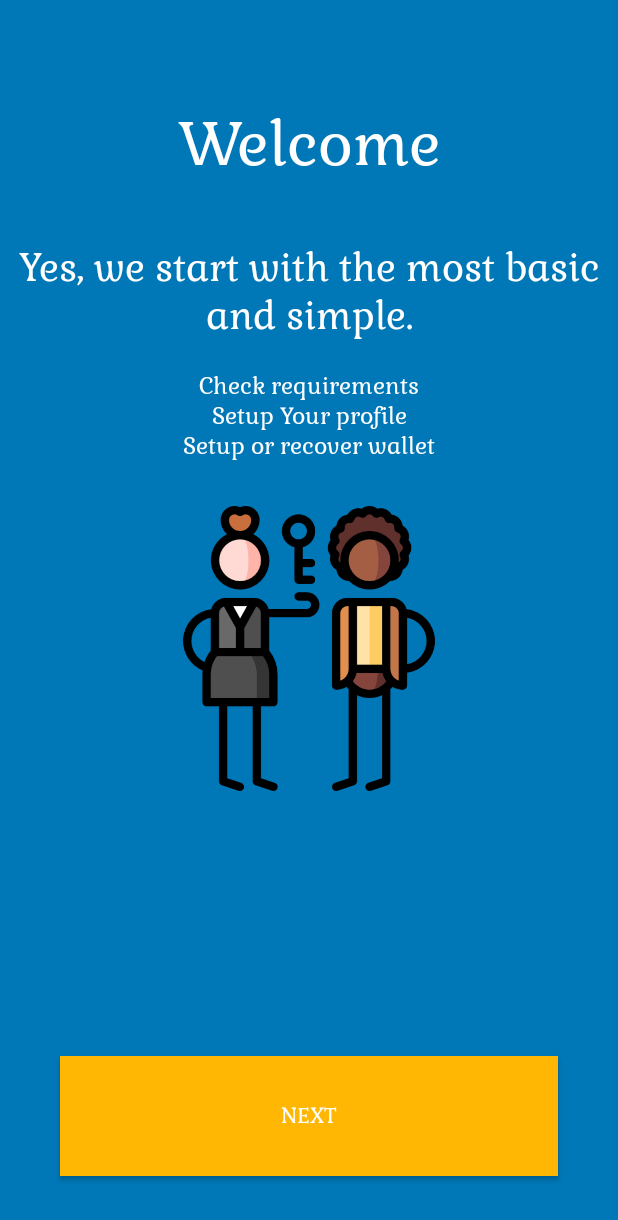
After one commit to jskako/HDWallet-kotlin, an Android app: the WelcomeActivity screen opened directly, with no data from a screen before it, on a phone screen of 412 x 824 dp. The commit adds this screen. Shown: the top 1220 px of the screen. Run offline under Robolectric (Android 15) with nearby library versions, the phone set to English and light mode, and no system bars.

Commit message:
Added welcome screen, fixed biometric

```diff
--- a/app/build.gradle
+++ b/app/build.gradle
@@ -6,6 +6,10 @@ apply plugin: "androidx.navigation.safeargs.kotlin"
 android {
     compileSdkVersion 29
     buildToolsVersion "29.0.3"
+
+    lintOptions {
+        abortOnError false
+    }
 
     defaultConfig {
         applicationId "com.gaming.ingrs.hdwallet"
--- /dev/null
+++ b/app/src/main/java/com/gaming/ingrs/hdwallet/WelcomeActivity.kt
@@ -0,0 +1,26 @@
+package com.gaming.ingrs.hdwallet
+
+import androidx.appcompat.app.AppCompatActivity
+import android.os.Bundle
+import android.view.View
+import com.gaming.ingrs.hdwallet.fragments.welcome.WelcomeFragment
+
+class WelcomeActivity : AppCompatActivity() {
+
+    override fun onCreate(savedInstanceState: Bundle?) {
+        super.onCreate(savedInstanceState)
+        setContentView(R.layout.activity_welcome)
+        hideToolbar()
+        addFragment()
+    }
+
+    private fun hideToolbar(){
+        window.decorView.systemUiVisibility = View.SYSTEM_UI_FLAG_FULLSCREEN
+    }
+
+    private fun addFragment(){
+        supportFragmentManager.beginTransaction()
+            .replace(R.id.welcome_container, WelcomeFragment())
+            .commitAllowingStateLoss()
+    }
+}
--- a/app/src/main/java/com/gaming/ingrs/hdwallet/backend/LoadingSpinner.kt
+++ b/app/src/main/java/com/gaming/ingrs/hdwallet/backend/LoadingSpinner.kt
@@ -2,9 +2,7 @@ package com.gaming.ingrs.hdwallet.backend
 
 import android.app.ProgressDialog
 import android.content.Context
-import android.content.Intent
 import android.os.Handler
-import androidx.core.content.ContextCompat.startActivity
 import kotlin.system.exitProcess
 
 
@@ -27,7 +25,6 @@ class LoadingSpinner {
     //If stuck on LoadingSpinner for 60 seconds exit app
     private fun exitTimer(exitTimer: Long){
         handler.postDelayed(Runnable {
-            // yourMethod();
             exitProcess(-1)
         }, 1000 * exitTimer) //after amount of exitTimer seconds
 
--- a/app/src/main/java/com/gaming/ingrs/hdwallet/backend/Operations.kt
+++ b/app/src/main/java/com/gaming/ingrs/hdwallet/backend/Operations.kt
@@ -11,7 +11,6 @@ class Operations {
     ): String {
         val builder = StringBuilder()
         for (details in words) {
-            //Log.e("Details: ",details);
             builder.append(details)
             builder.append(delimiter)
         }
@@ -28,8 +27,7 @@ class Operations {
 
     fun readFromSharedPreferences(activity: Activity, key: String): String? {
         val sharedPref = activity.getPreferences(Context.MODE_PRIVATE)
-        val highScore = sharedPref.getString(key, "0")
-        return highScore
+        return sharedPref.getString(key, "0")
     }
 
 }
--- a/app/src/main/java/com/gaming/ingrs/hdwallet/fragments/AboutFragment.kt
+++ b/app/src/main/java/com/gaming/ingrs/hdwallet/fragments/AboutFragment.kt
@@ -12,7 +12,6 @@ import android.widget.FrameLayout
 import com.gaming.ingrs.hdwallet.R
 import com.gaming.ingrs.hdwallet.backend.BiometricManager
 import com.gaming.ingrs.hdwallet.backend.RegisterSwipeTouchListener
-import kotlinx.android.synthetic.main.activity_main.*
 
 /**
  * A simple [Fragment] subclass.
@@ -38,8 +37,7 @@ class AboutFragment : Fragment() {
 
     private fun testPin(){
         val bm = BiometricManager()
-        val test = bm.biometricCheck(requireContext(), startingFragment!!)
-        Log.e("123Check","$test")
+        //bm.biometricCheck(requireContext(), startingFragment!!)
     }
 
     @SuppressLint("ClickableViewAccessibility")
--- /dev/null
+++ b/app/src/main/java/com/gaming/ingrs/hdwallet/fragments/welcome/WelcomeFragment.kt
@@ -0,0 +1,24 @@
+package com.gaming.ingrs.hdwallet.fragments.welcome
+
+import android.os.Bundle
+import androidx.fragment.app.Fragment
+import android.view.LayoutInflater
+import android.view.View
+import android.view.ViewGroup
+
+import com.gaming.ingrs.hdwallet.R
+
+/**
+ * A simple [Fragment] subclass.
+ */
+class WelcomeFragment : Fragment() {
+
+    override fun onCreateView(
+        inflater: LayoutInflater, container: ViewGroup?,
+        savedInstanceState: Bundle?
+    ): View? {
+        // Inflate the layout for this fragment
+        return inflater.inflate(R.layout.fragment_welcome, container, false)
+    }
+
+}
--- /dev/null
+++ b/app/src/main/res/layout/activity_welcome.xml
@@ -0,0 +1,9 @@
+<FrameLayout
+    xmlns:android="http://schemas.android.com/apk/res/android"
+    xmlns:app="http://schemas.android.com/apk/res-auto"
+    xmlns:tools="http://schemas.android.com/tools"
+    android:layout_width="match_parent"
+    android:layout_height="match_parent"
+    tools:context=".MainActivity"
+    android:id="@+id/welcome_container">
+</FrameLayout>
--- /dev/null
+++ b/app/src/main/res/layout/fragment_welcome.xml
@@ -0,0 +1,84 @@
+<?xml version="1.0" encoding="utf-8"?>
+<FrameLayout xmlns:android="http://schemas.android.com/apk/res/android"
+    xmlns:tools="http://schemas.android.com/tools"
+    xmlns:app="http://schemas.android.com/apk/res-auto"
+    android:layout_width="match_parent"
+    android:layout_height="match_parent"
+    android:background="@color/welcome_background"
+    tools:context=".fragments.welcome.WelcomeFragment">
+
+    <androidx.constraintlayout.widget.ConstraintLayout
+        android:layout_width="match_parent"
+        android:layout_height="match_parent">
+
+        <TextView
+            android:id="@+id/title"
+            android:layout_width="match_parent"
+            android:layout_height="wrap_content"
+            android:layout_marginTop="70dp"
+            android:fontFamily="@font/gabriela"
+            android:text="@string/welcome_title"
+            android:gravity="center"
+            android:textColor="@color/white"
+            android:textSize="40sp"
+            app:layout_constraintEnd_toEndOf="parent"
+            app:layout_constraintStart_toStartOf="parent"
+            app:layout_constraintTop_toTopOf="parent" />
+
+        <TextView
+            android:id="@+id/description"
+            android:layout_width="match_parent"
+            android:layout_height="wrap_content"
+            android:fontFamily="@font/gabriela"
+            android:layout_marginTop="40dp"
+            android:gravity="center"
+            android:text="@string/welcome_description"
+            android:textColor="@color/white"
+            android:textSize="25sp"
+            app:layout_constraintEnd_toEndOf="parent"
+            app:layout_constraintStart_toStartOf="parent"
+            app:layout_constraintTop_toBottomOf="@+id/title" />
+
+        <TextView
+            android:id="@+id/requirements"
+            android:layout_width="match_parent"
+            android:layout_height="wrap_content"
+            android:fontFamily="@font/gabriela"
+            android:layout_marginTop="20dp"
+            android:gravity="center"
+            android:text="@string/requirements"
+            android:textColor="@color/white"
+            android:textSize="15sp"
+            app:layout_constraintEnd_toEndOf="parent"
+            app:layout_constraintStart_toStartOf="parent"
+            app:layout_constraintTop_toBottomOf="@+id/description" />
+
+        <Button
+            android:id="@+id/welcomeButton"
+            android:layout_width="match_parent"
+            android:layout_height="80dp"
+            android:text="@string/next"
+            android:layout_marginBottom="40dp"
+            android:layout_marginTop="20dp"
+            android:layout_marginEnd="40dp"
+            android:layout_marginStart="40dp"
+            android:fontFamily="@font/gabriela"
+            app:layout_constraintEnd_toEndOf="parent"
+            app:layout_constraintStart_toStartOf="parent"
+            app:layout_constraintBottom_toBottomOf="parent"
+            android:background="@color/welcome_button_background"
+            android:textColor="@color/white"/>
+
+        <ImageView
+            android:id="@+id/welcomeImage"
+            android:layout_width="240dp"
+            android:layout_height="190dp"
+            android:src="@drawable/welcome"
+            app:layout_constraintTop_toBottomOf="@+id/requirements"
+            app:layout_constraintEnd_toEndOf="parent"
+            app:layout_constraintStart_toStartOf="parent"
+            android:layout_marginTop="30dp"
+            android:gravity="center"/>
+
+    </androidx.constraintlayout.widget.ConstraintLayout>
+</FrameLayout>
--- a/app/src/main/res/values/colors.xml
+++ b/app/src/main/res/values/colors.xml
@@ -6,4 +6,6 @@
     <color name="white">#ffffff</color>
     <color name="black">#000</color>
     <color name="menu_color">#ffba08</color>
+    <color name ="welcome_background">#0077b6</color>
+    <color name ="welcome_button_background">#ffb703</color>
 </resources>
--- a/app/src/main/res/values/strings.xml
+++ b/app/src/main/res/values/strings.xml
@@ -28,5 +28,13 @@
     <string name="transfer">Transfer</string>
     <string name="transactions">Transactions</string>
     <string name="information">Information</string>
+    <string name="welcome_title">Welcome</string>
+    <string name="welcome_description">Yes, we start with the most basic and simple.</string>
+    <string name="requirements">Check requirements\nSetup Your profile\nSetup or recover wallet</string>
+    <string name="next">Next</string>
+    <string name="biometric_user_canceled">ERROR - USER CANCELED</string>
+    <string name="biometric_canceled_description">User canceled authentication</string>
+    <string name="exit">EXIT</string>
+    <string name="try_again">Try again</string>
 
 </resources>
```
Also changed, not shown: app/src/main/AndroidManifest.xml (+5 -2 lines), app/src/main/java/com/gaming/ingrs/hdwallet/BiometricActivity.kt (added, +20 -0 lines), app/src/main/java/com/gaming/ingrs/hdwallet/backend/BiometricManager.kt (+57 -38 lines), app/src/main/java/com/gaming/ingrs/hdwallet/backend/SafetyNetAttestation.kt (+36 -25 lines), app/src/main/res/layout/activity_biometric.xml (added, +70 -0 lines), app/src/main/res/drawable/biometric_warning.png (added), app/src/main/res/drawable/welcome.png (added).
